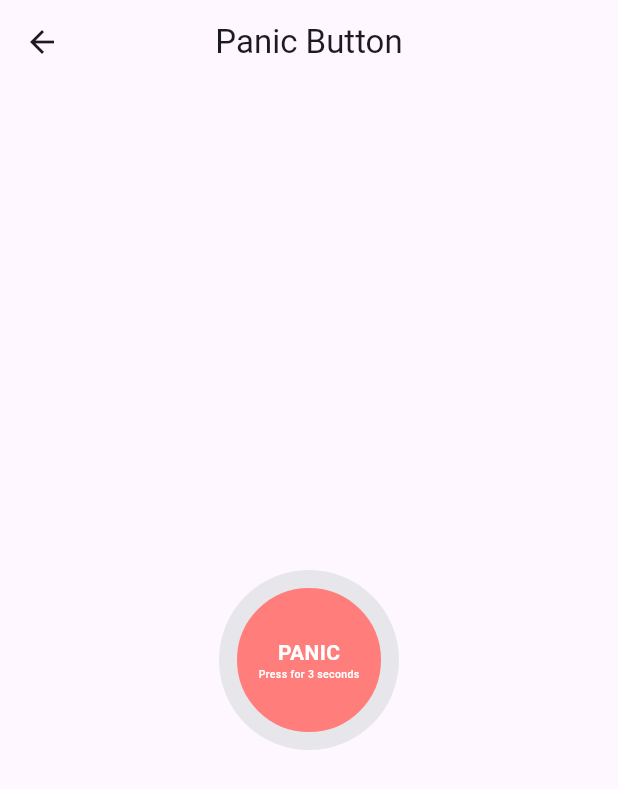
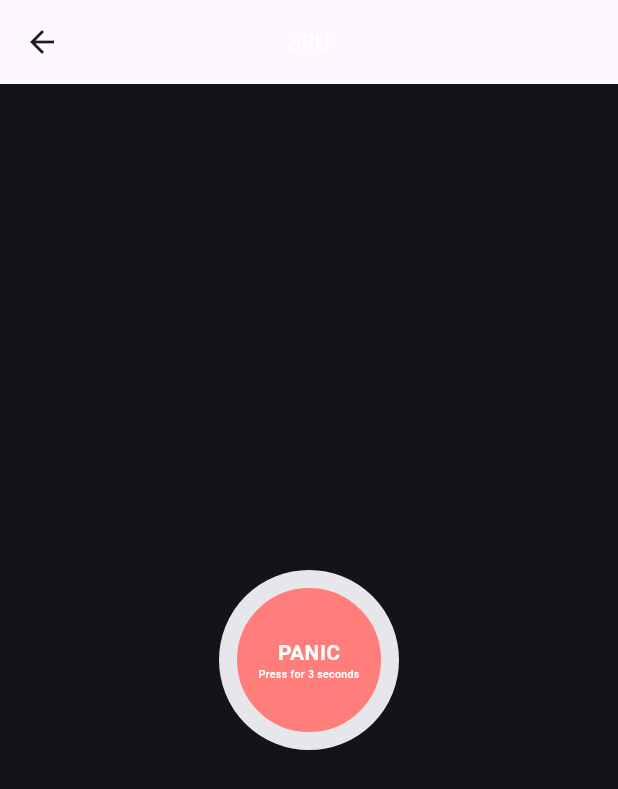
Before and after one commit to John-Maricool/SOS-Panic_Wear, a Flutter app: the PulsingPanicButton screen opened directly, on a phone screen of 412 x 824 dp. Shown: the top 789 px of the screen. Run offline on Flutter 3.47's test engine with Material 3 defaults, Android fonts, the phone set to English and light mode, and no system bars; our stand-ins replace bot_toast, flutter_screenutil, geocoding, geolocator, get, hive and 4 more; accounts and stored records are empty; Roboto replaces fonts that are missing (Inter).

Commit message:
Some changes done

```diff
--- a/lib/screens/pulsing_panic_button.dart
+++ b/lib/screens/pulsing_panic_button.dart
@@ -3,6 +3,8 @@ import 'dart:async';
 import 'package:flutter/material.dart';
 import 'package:flutter/services.dart';
 import 'package:get/get.dart';
+import 'package:sos_wear_app/app_text_theme.dart';
+import 'package:sos_wear_app/colors.dart';
 
 import '../controllers/UtilsController.dart';
 
@@ -77,8 +79,12 @@ class _PulsingPanicButtonState extends State<PulsingPanicButton>
   @override
   Widget build(BuildContext context) {
     return Scaffold(
+      backgroundColor: AppColor.black,
       appBar: AppBar(
-        title: Text('Panic Button'),
+        title: Text(
+          'SRU',
+          style: AppTextTheme.h14.copyWith(color: AppColor.white),
+        ),
         centerTitle: true,
         leading: null,
       ),
```
